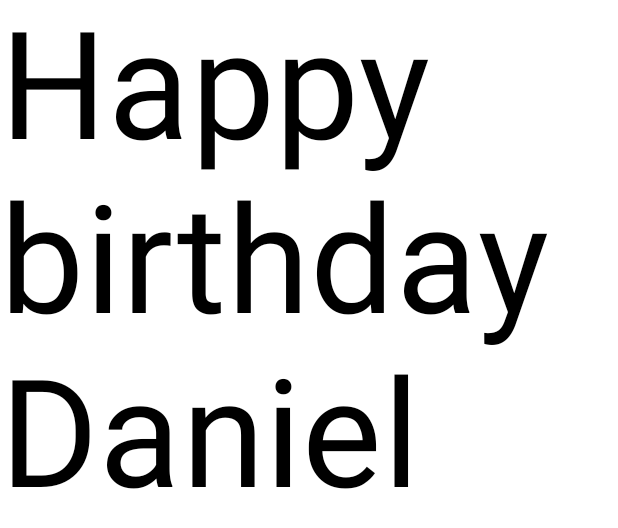
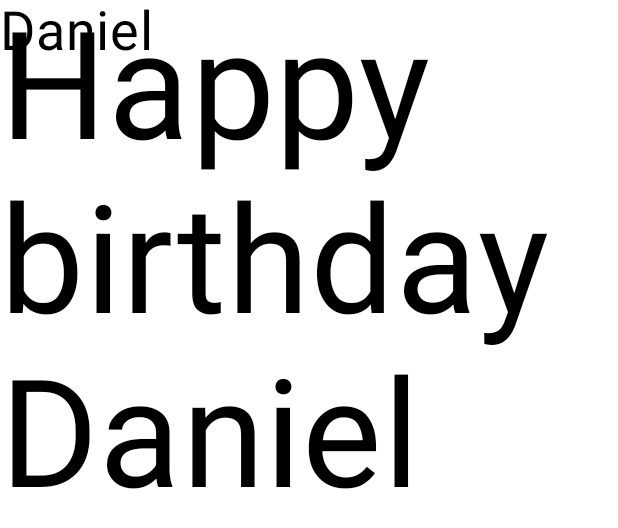
Before and after one commit to Dalmuster/CicloVida, an Android app built with Jetpack Compose: the @Preview function BirthdayCardPreview, on a phone screen of 412 x 824 dp. Shown: the top 528 px of the screen. Run offline under Robolectric (Android 15) with nearby library versions, the phone set to English and light mode, and no system bars.

Commit message:
Apartado 7-Se añade una "firma" al composable

```diff
--- a/app/src/main/java/com/example/ciclovida/MainActivity.kt
+++ b/app/src/main/java/com/example/ciclovida/MainActivity.kt
@@ -71,11 +71,15 @@ class MainActivity : ComponentActivity() {
 
 
 @Composable
-fun GreetingText(message:String, modifier: Modifier = Modifier) {
+fun GreetingText(message:String, from:String, modifier: Modifier = Modifier) {
     Text(
         text = message,
         fontSize = 100.sp,
         lineHeight = 116.sp
+    )
+    Text(
+        text = from,
+        fontSize = 36.sp
     )
 }
 
@@ -83,6 +87,6 @@ fun GreetingText(message:String, modifier: Modifier = Modifier) {
 @Composable
 fun BirthdayCardPreview() {
     CicloVidaTheme {
-        GreetingText(message = "Happy birthday Daniel")
+        GreetingText(message = "Happy birthday Daniel", from = "Daniel")
     }
 }
```
